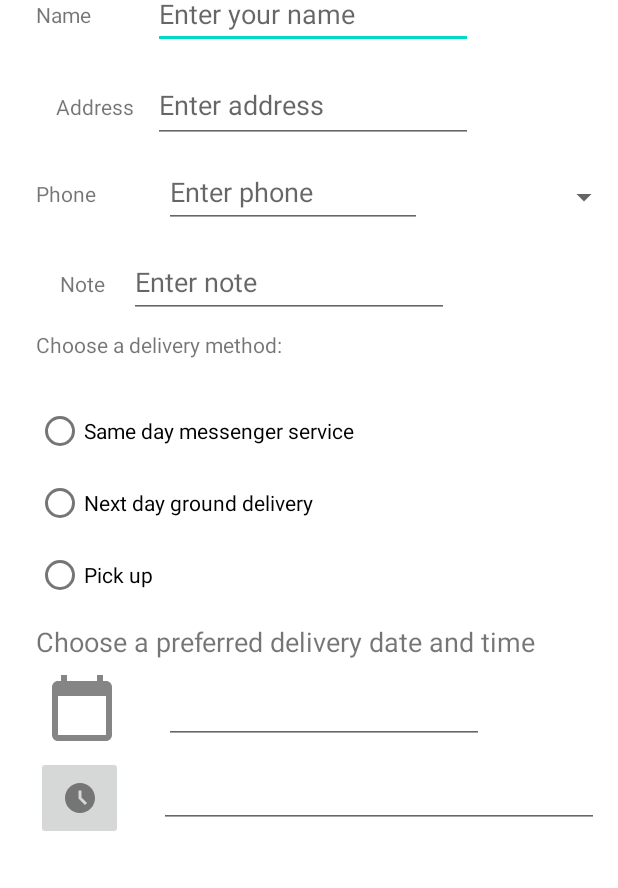
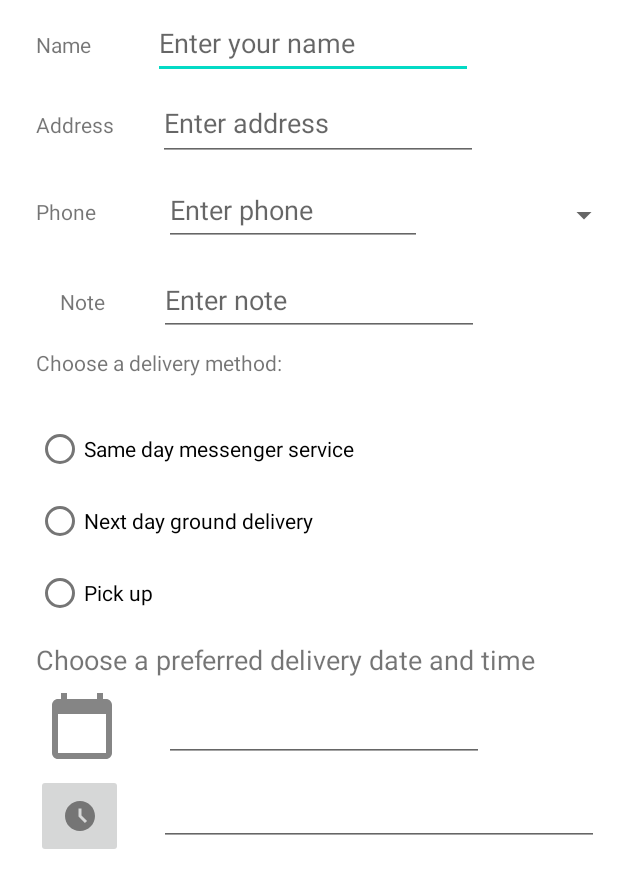
Before and after one commit to Danrockz777/Assign2, an Android app: the layout activity_view_reservation.xml on its own in the app's theme, with its tools: preview values and no code run, on a phone screen of 412 x 824 dp. Shown: the top 888 px of the screen. Run offline under Robolectric (Android 15) with nearby library versions, the phone set to English and light mode, and no system bars.

Commit message:
Added some slight changes for better UI.

```diff
--- a/app/src/main/java/com/example/assign2/viewReservation.java
+++ b/app/src/main/java/com/example/assign2/viewReservation.java
@@ -23,6 +23,7 @@ public class viewReservation extends AppCompatActivity
     protected void onCreate (Bundle savedInstanceState){
         super.onCreate(savedInstanceState);
         setContentView(R.layout.activity_view_reservation);
+        setTitle("Customer Reservation Details ");
         Intent intent = getIntent();
         /*
         String message = "Order: " +
--- a/app/src/main/res/layout/activity_view_reservation.xml
+++ b/app/src/main/res/layout/activity_view_reservation.xml
@@ -11,11 +11,12 @@
         android:layout_width="78dp"
         android:layout_height="29dp"
         android:layout_marginStart="24dp"
+        android:layout_marginTop="20dp"
         android:text="@string/name_label_text"
         app:layout_constraintEnd_toStartOf="@id/address_label"
         app:layout_constraintHorizontal_bias="0.0"
         app:layout_constraintStart_toStartOf="parent"
-        tools:layout_editor_absoluteY="38dp" />
+        app:layout_constraintTop_toTopOf="parent" />
 
     <EditText
         android:id="@+id/name_text"
@@ -33,9 +34,10 @@
         android:layout_width="wrap_content"
         android:layout_height="wrap_content"
         android:layout_marginStart="24dp"
-        android:layout_marginTop="32dp"
+        android:layout_marginTop="24dp"
         android:text="@string/address_label_text"
         app:layout_constraintEnd_toStartOf="@id/name_text"
+        app:layout_constraintHorizontal_bias="0.0"
         app:layout_constraintStart_toStartOf="parent"
         app:layout_constraintTop_toBottomOf="@+id/name_label" />
 
@@ -50,7 +52,7 @@
         android:minHeight="48dp"
         app:layout_constraintBaseline_toBaselineOf="@+id/address_label"
         app:layout_constraintEnd_toEndOf="parent"
-        app:layout_constraintHorizontal_bias="0.121"
+        app:layout_constraintHorizontal_bias="0.24"
         app:layout_constraintStart_toEndOf="@+id/address_label" />
 
     <TextView
@@ -86,7 +88,7 @@
         app:layout_constraintHorizontal_bias="0.662"
         app:layout_constraintStart_toEndOf="@+id/phone_text"
         app:layout_constraintTop_toBottomOf="@+id/address_text"
-        tools:ignore="TouchTargetSizeCheck,TouchTargetSizeCheck" />
+        tools:ignore="TouchTargetSizeCheck,TouchTargetSizeCheck,SpeakableTextPresentCheck" />
 
     <TextView
         android:id="@+id/note_label"
@@ -102,7 +104,7 @@
         android:id="@+id/note_text"
         android:layout_width="wrap_content"
         android:layout_height="wrap_content"
-        android:layout_marginStart="16dp"
+        android:layout_marginStart="36dp"
         android:ems="10"
         android:hint="@string/enter_note_hint"
         android:inputType="textMultiLine|textCapCharacters"
@@ -175,7 +177,8 @@
         android:minHeight="48dp"
         android:textStyle="bold"
         app:layout_constraintStart_toEndOf="@+id/calendar_button"
-        app:layout_constraintTop_toBottomOf="@+id/date_label" />
+        app:layout_constraintTop_toBottomOf="@+id/date_label"
+        tools:ignore="SpeakableTextPresentCheck" />
 
     <ImageView
         android:id="@+id/calendar_button"
@@ -186,7 +189,8 @@
         android:onClick="showDatePicker"
         app:layout_constraintStart_toStartOf="parent"
         app:layout_constraintTop_toBottomOf="@+id/date_label"
-        app:srcCompat="@drawable/ic_calendar" />
+        app:srcCompat="@drawable/ic_calendar"
+        tools:ignore="SpeakableTextPresentCheck" />
 
     <ImageButton
         android:id="@+id/clock_button"
@@ -197,7 +201,8 @@
         android:onClick="showTimePicker"
         app:layout_constraintStart_toStartOf="parent"
         app:layout_constraintTop_toBottomOf="@+id/calendar_button"
-        app:srcCompat="@drawable/ic_clock" />
+        app:srcCompat="@drawable/ic_clock"
+        tools:ignore="SpeakableTextPresentCheck" />
 
     <EditText
         android:id="@+id/time_text"
@@ -210,6 +215,7 @@
         android:lineSpacingExtra="8sp"
         android:minHeight="48dp"
         app:layout_constraintStart_toEndOf="@+id/clock_button"
-        app:layout_constraintTop_toBottomOf="@+id/date_text" />
+        app:layout_constraintTop_toBottomOf="@+id/date_text"
+        tools:ignore="SpeakableTextPresentCheck" />
 
 </androidx.constraintlayout.widget.ConstraintLayout>
```
